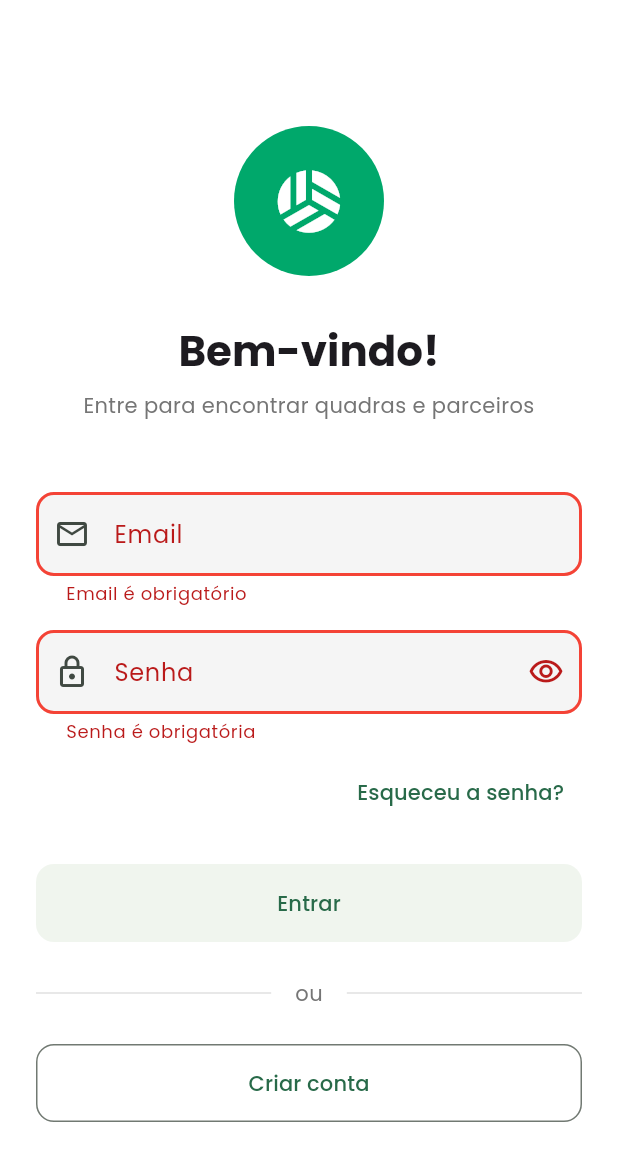
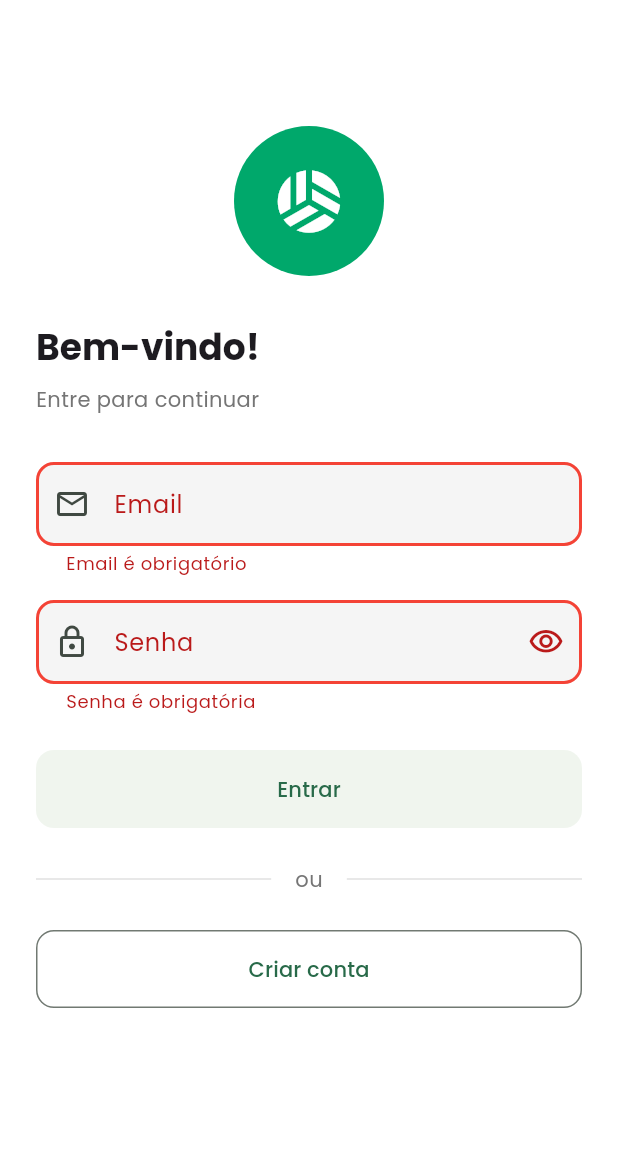
Before and after one commit to DianoDev/eofut, a Flutter app: the screen it shows after launch, after a tap on "Entrar", on a phone screen of 412 x 824 dp. Shown: the top 1161 px of the screen. Run offline on Flutter 3.47's test engine with Material 3 defaults, Android fonts, the light colour scheme and no system bars; our stand-ins replace dartz, equatable, flutter_bloc, get_it, google_fonts, shared_preferences and 1 more; accounts and stored records are empty.

Commit message:
Ajustes Login

```diff
--- a/lib/presentation/pages/auth/login_page.dart
+++ /dev/null
@@ -1,207 +0,0 @@
-import 'package:flutter/material.dart';
-import '../../../core/utils/validators.dart';
-import '../auth/presentation/pages/auth/register_page.dart';
-
-class LoginPage extends StatefulWidget {
-  const LoginPage({super.key});
-
-  @override
-  State<LoginPage> createState() => _LoginPageState();
-}
-
-class _LoginPageState extends State<LoginPage> {
-  final _formKey = GlobalKey<FormState>();
-  final _emailController = TextEditingController();
-  final _passwordController = TextEditingController();
-  bool _obscurePassword = true;
-  bool _isLoading = false;
-
-  @override
-  void dispose() {
-    _emailController.dispose();
-    _passwordController.dispose();
-    super.dispose();
-  }
-
-  Future<void> _handleLogin() async {
-    if (_formKey.currentState!.validate()) {
-      setState(() => _isLoading = true);
-
-      // TODO: Implementar login com BLoC
-      await Future.delayed(const Duration(seconds: 2));
-
-      setState(() => _isLoading = false);
-
-      if (mounted) {
-        ScaffoldMessenger.of(context).showSnackBar(
-          const SnackBar(
-            content: Text('Login será implementado com BLoC'),
-          ),
-        );
-      }
-    }
-  }
-
-  @override
-  Widget build(BuildContext context) {
-    return Scaffold(
-      backgroundColor: Colors.white,
-      body: SafeArea(
-        child: SingleChildScrollView(
-          padding: const EdgeInsets.all(24),
-          child: Form(
-            key: _formKey,
-            child: Column(
-              crossAxisAlignment: CrossAxisAlignment.stretch,
-              children: [
-                const SizedBox(height: 60),
-
-                // Logo
-                Center(
-                  child: Container(
-                    width: 100,
-                    height: 100,
-                    decoration: BoxDecoration(
-                      color: const Color(0xFF00A86B),
-                      shape: BoxShape.circle,
-                    ),
-                    child: const Icon(
-                      Icons.sports_volleyball,
-                      size: 50,
-                      color: Colors.white,
-                    ),
-                  ),
-                ),
-
-                const SizedBox(height: 32),
-
-                Text(
-                  'Bem-vindo!',
-                  style: Theme.of(context).textTheme.headlineMedium?.copyWith(
-                        fontWeight: FontWeight.bold,
-                      ),
-                  textAlign: TextAlign.center,
-                ),
-
-                const SizedBox(height: 8),
-
-                Text(
-                  'Entre para encontrar quadras e parceiros',
-                  style: Theme.of(context).textTheme.bodyMedium?.copyWith(
-                        color: Colors.grey[600],
-                      ),
-                  textAlign: TextAlign.center,
-                ),
-
-                const SizedBox(height: 48),
-
-                // Email
-                TextFormField(
-                  controller: _emailController,
-                  keyboardType: TextInputType.emailAddress,
-                  decoration: const InputDecoration(
-                    labelText: 'Email',
-                    hintText: 'seu@email.com',
-                    prefixIcon: Icon(Icons.email_outlined),
-                  ),
-                  validator: Validators.validateEmail,
-                ),
-
-                const SizedBox(height: 16),
-
-                // Senha
-                TextFormField(
-                  controller: _passwordController,
-                  obscureText: _obscurePassword,
-                  decoration: InputDecoration(
-                    labelText: 'Senha',
-                    hintText: '••••••••',
-                    prefixIcon: const Icon(Icons.lock_outlined),
-                    suffixIcon: IconButton(
-                      icon: Icon(
-                        _obscurePassword ? Icons.visibility_outlined : Icons.visibility_off_outlined,
-                      ),
-                      onPressed: () {
-                        setState(() {
-                          _obscurePassword = !_obscurePassword;
-                        });
-                      },
-                    ),
-                  ),
-                  validator: Validators.validatePassword,
-                ),
-
-                const SizedBox(height: 8),
-
-                // Esqueceu senha
-                Align(
-                  alignment: Alignment.centerRight,
-                  child: TextButton(
-                    onPressed: () {
-                      // TODO: Implementar recuperação de senha
-                    },
-                    child: const Text('Esqueceu a senha?'),
-                  ),
-                ),
-
-                const SizedBox(height: 24),
-
-                // Botão Login
-                ElevatedButton(
-                  onPressed: _isLoading ? null : _handleLogin,
-                  child: _isLoading
-                      ? const SizedBox(
-                          height: 20,
-                          width: 20,
-                          child: CircularProgressIndicator(
-                            strokeWidth: 2,
-                          ),
-                        )
-                      : const Text('Entrar'),
-                ),
-
-                const SizedBox(height: 24),
-
-                // Divisor
-                Row(
-                  children: [
-                    Expanded(child: Divider(color: Colors.grey[300])),
-                    Padding(
-                      padding: const EdgeInsets.symmetric(horizontal: 16),
-                      child: Text(
-                        'ou',
-                        style: TextStyle(color: Colors.grey[600]),
-                      ),
-                    ),
-                    Expanded(child: Divider(color: Colors.grey[300])),
-                  ],
-                ),
-
-                const SizedBox(height: 24),
-
-                // Botão Registrar
-                OutlinedButton(
-                  onPressed: () {
-                    Navigator.push(
-                      context,
-                      MaterialPageRoute(
-                        builder: (_) => const RegisterPage(),
-                      ),
-                    );
-                  },
-                  style: OutlinedButton.styleFrom(
-                    padding: const EdgeInsets.symmetric(vertical: 16),
-                    shape: RoundedRectangleBorder(
-                      borderRadius: BorderRadius.circular(12),
-                    ),
-                  ),
-                  child: const Text('Criar conta'),
-                ),
-              ],
-            ),
-          ),
-        ),
-      ),
-    );
-  }
-}
--- a/lib/presentation/pages/splash/splash_page.dart
+++ b/lib/presentation/pages/splash/splash_page.dart
@@ -1,6 +1,6 @@
 import 'package:flutter/material.dart';
 import 'dart:async';
-import '../auth/login_page.dart';
+import 'package:eofut/presentation/pages/auth/presentation/pages/auth/login_page.dart';
 
 class SplashPage extends StatefulWidget {
   const SplashPage({super.key});
```
